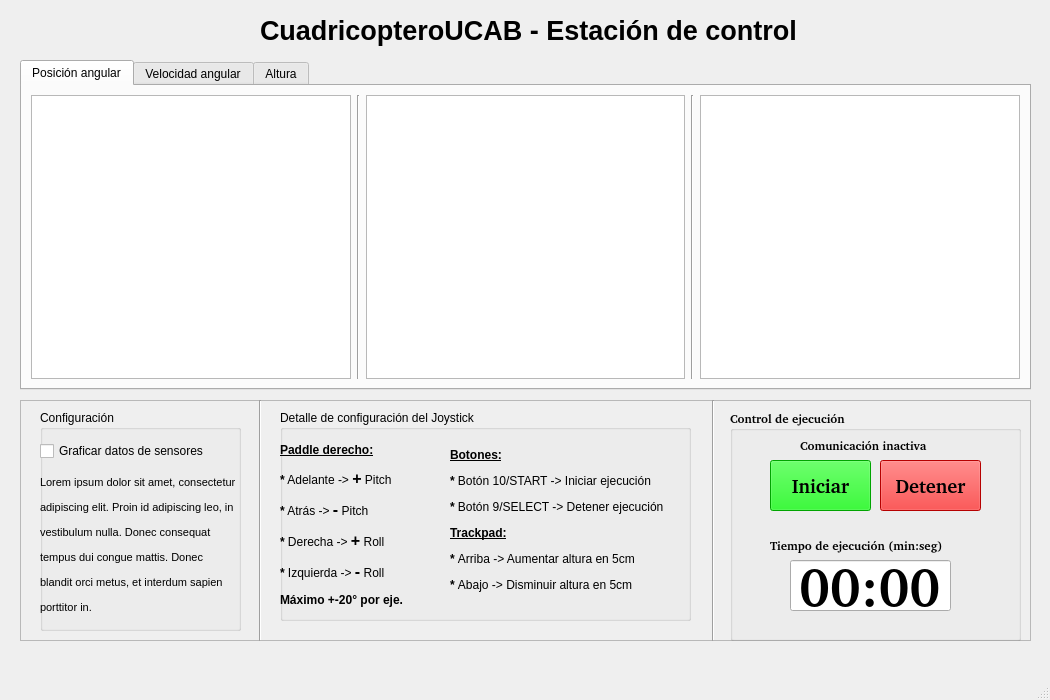
This is Python/CuadricopteroUCAB/InterfazPrincipalQt.ui in YoshuaNava/TesisCuadricoptero as Qt 5 draws it before an edit. The edited form follows.
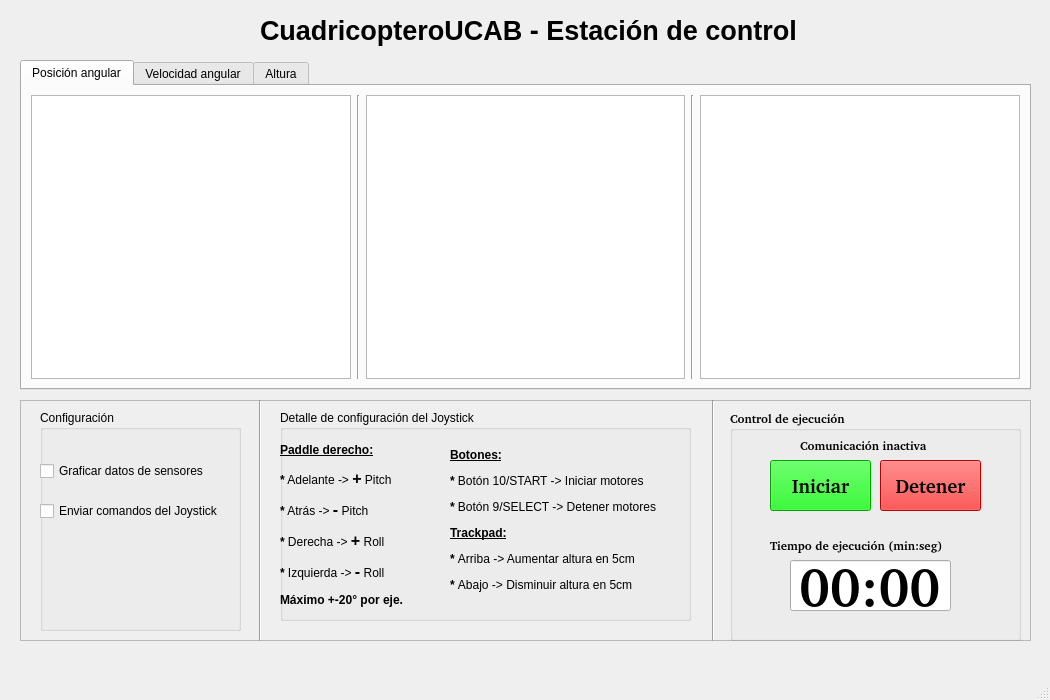
This is the edited form. The open tabs and pages were chosen to show the change. Custom widgets are drawn as their Qt base class.

Commit message: Interfaz en Qt con comentarios de TODO.

Diff of the .ui file:
```diff
--- a/Python/CuadricopteroUCAB/InterfazPrincipalQt.ui
+++ b/Python/CuadricopteroUCAB/InterfazPrincipalQt.ui
@@ -149,24 +149,11 @@
      <property name="title">
       <string>Configuración</string>
      </property>
-     <widget class="QLabel" name="label">
-      <property name="geometry">
-       <rect>
-        <x>0</x>
-        <y>60</y>
-        <width>201</width>
-        <height>151</height>
-       </rect>
-      </property>
-      <property name="text">
-       <string>&lt;html&gt;&lt;head/&gt;&lt;body&gt;&lt;p align=&quot;justify&quot;&gt;&lt;span style=&quot; font-size:8pt;&quot;&gt;Lorem ipsum dolor sit amet, consectetur&lt;/span&gt;&lt;/p&gt;&lt;p align=&quot;justify&quot;&gt;&lt;span style=&quot; font-size:8pt;&quot;&gt;adipiscing elit. Proin id adipiscing leo, in &lt;/span&gt;&lt;/p&gt;&lt;p align=&quot;justify&quot;&gt;&lt;span style=&quot; font-size:8pt;&quot;&gt;vestibulum nulla. Donec consequat &lt;/span&gt;&lt;/p&gt;&lt;p align=&quot;justify&quot;&gt;&lt;span style=&quot; font-size:8pt;&quot;&gt;tempus dui congue mattis. Donec &lt;/span&gt;&lt;/p&gt;&lt;p align=&quot;justify&quot;&gt;&lt;span style=&quot; font-size:8pt;&quot;&gt;blandit orci metus, et interdum sapien &lt;/span&gt;&lt;/p&gt;&lt;p align=&quot;justify&quot;&gt;&lt;span style=&quot; font-size:8pt;&quot;&gt;porttitor in. &lt;/span&gt;&lt;/p&gt;&lt;/body&gt;&lt;/html&gt;</string>
-      </property>
-     </widget>
      <widget class="QCheckBox" name="chBox_graficarDatosSensores">
       <property name="geometry">
        <rect>
         <x>0</x>
-        <y>30</y>
+        <y>50</y>
         <width>191</width>
         <height>22</height>
        </rect>
@@ -175,6 +162,19 @@
        <string>Graficar datos de sensores</string>
       </property>
      </widget>
+     <widget class="QCheckBox" name="chBox_enviarComandosJoystick">
+      <property name="geometry">
+       <rect>
+        <x>0</x>
+        <y>90</y>
+        <width>211</width>
+        <height>22</height>
+       </rect>
+      </property>
+      <property name="text">
+       <string>Enviar comandos del Joystick</string>
+      </property>
+     </widget>
     </widget>
     <widget class="Line" name="line">
      <property name="geometry">
@@ -374,7 +374,7 @@
        </rect>
       </property>
       <property name="text">
-       <string>&lt;html&gt;&lt;head/&gt;&lt;body&gt;&lt;p&gt;&lt;span style=&quot; font-weight:600; text-decoration: underline;&quot;&gt;Botones:&lt;/span&gt;&lt;/p&gt;&lt;p&gt;&lt;span style=&quot; font-weight:600;&quot;&gt;* &lt;/span&gt;Botón 10/START -&amp;gt; Iniciar ejecución&lt;/p&gt;&lt;p&gt;&lt;span style=&quot; font-weight:600;&quot;&gt;* &lt;/span&gt;Botón 9/SELECT -&amp;gt; Detener ejecución&lt;/p&gt;&lt;p&gt;&lt;span style=&quot; font-weight:600; text-decoration: underline;&quot;&gt;Trackpad:&lt;/span&gt;&lt;/p&gt;&lt;p&gt;&lt;span style=&quot; font-weight:600;&quot;&gt;* &lt;/span&gt;Arriba -&amp;gt; Aumentar altura en 5cm&lt;/p&gt;&lt;p&gt;&lt;span style=&quot; font-weight:600;&quot;&gt;* &lt;/span&gt;Abajo -&amp;gt; Disminuir altura en 5cm&lt;/p&gt;&lt;/body&gt;&lt;/html&gt;</string>
+       <string>&lt;html&gt;&lt;head/&gt;&lt;body&gt;&lt;p&gt;&lt;span style=&quot; font-weight:600; text-decoration: underline;&quot;&gt;Botones:&lt;/span&gt;&lt;/p&gt;&lt;p&gt;&lt;span style=&quot; font-weight:600;&quot;&gt;* &lt;/span&gt;Botón 10/START -&amp;gt; Iniciar motores&lt;/p&gt;&lt;p&gt;&lt;span style=&quot; font-weight:600;&quot;&gt;* &lt;/span&gt;Botón 9/SELECT -&amp;gt; Detener motores&lt;/p&gt;&lt;p&gt;&lt;span style=&quot; font-weight:600; text-decoration: underline;&quot;&gt;Trackpad:&lt;/span&gt;&lt;/p&gt;&lt;p&gt;&lt;span style=&quot; font-weight:600;&quot;&gt;* &lt;/span&gt;Arriba -&amp;gt; Aumentar altura en 5cm&lt;/p&gt;&lt;p&gt;&lt;span style=&quot; font-weight:600;&quot;&gt;* &lt;/span&gt;Abajo -&amp;gt; Disminuir altura en 5cm&lt;/p&gt;&lt;/body&gt;&lt;/html&gt;</string>
       </property>
      </widget>
     </widget>
```
Left out of the diff: 2 changed lines with no effect on the pictures. The commit also changes 1 other file.
